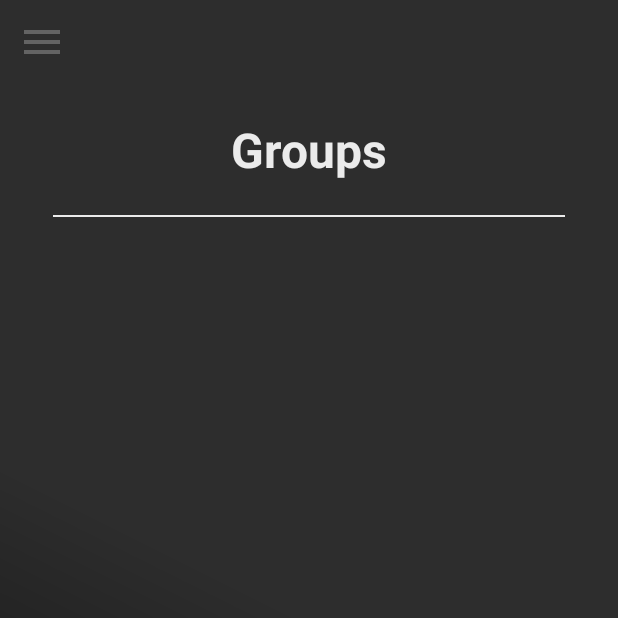
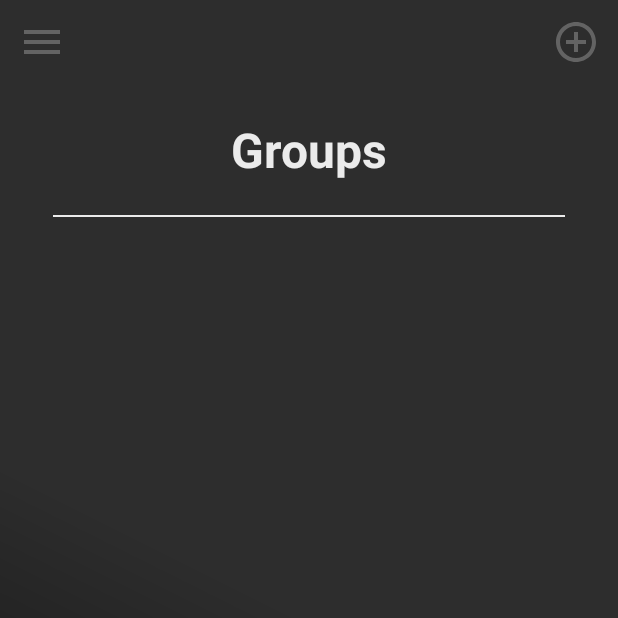
Before and after one commit to OfekHarel/Orion-Conneection-App, an Android app: the Groups screen opened directly, with no data from a screen before it, on a phone screen of 412 x 824 dp, the top half of it. Run offline under Robolectric (Android 15) with nearby library versions, the phone set to English and light mode, and no system bars.

Commit message:
Added new group screen
Signed-off-by: Ofek Harel <ofekizh@gmail.com>

```diff
--- a/OrionApp/app/src/main/AndroidManifest.xml
+++ b/OrionApp/app/src/main/AndroidManifest.xml
@@ -13,7 +13,8 @@
         android:screenOrientation="portrait"
         android:supportsRtl="true"
         android:theme="@style/Theme.OrionApp">
-        <activity android:name=".Offline"></activity>
+        <activity android:name=".AddGroup"></activity>
+        <activity android:name=".Offline" />
         <activity android:name=".PairGroup" />
         <activity android:name=".Add" />
         <activity
--- a/OrionApp/app/src/main/java/com/horizon/OrionConnection/Groups.java
+++ b/OrionApp/app/src/main/java/com/horizon/OrionConnection/Groups.java
@@ -50,4 +50,8 @@ public class Groups extends BaseOrionActivity {
   public void clickGroups(View view) {
     closeDrawer();
   }
+
+  public void clickAddGroup(View view) {
+    redirectActv(this, AddGroup.class);
+  }
 }
--- a/OrionApp/app/src/main/res/layout/activity_groups.xml
+++ b/OrionApp/app/src/main/res/layout/activity_groups.xml
@@ -14,7 +14,7 @@
         android:layout_height="match_parent"
         android:orientation="vertical">
 
-        <include layout="@layout/main_toolbar" />
+        <include layout="@layout/group_toolbar" />
 
         <TextView
             android:paddingVertical="22dp"
--- /dev/null
+++ b/OrionApp/app/src/main/res/layout/group_toolbar.xml
@@ -0,0 +1,31 @@
+<?xml version="1.0" encoding="utf-8"?>
+<LinearLayout xmlns:android="http://schemas.android.com/apk/res/android"
+    android:layout_width="match_parent"
+    android:layout_height="wrap_content"
+    xmlns:tools="http://schemas.android.com/tools"
+    android:orientation="horizontal"
+    android:padding="12dp"
+    android:gravity="center_vertical">
+
+    <ImageView
+        android:layout_width="wrap_content"
+        android:layout_height="wrap_content"
+        android:onClick="clickMenu"
+        android:src="@drawable/ic_menu"/>
+
+    <TextView
+        android:layout_width="0dp"
+        android:layout_height="match_parent"
+        android:layout_weight="1"
+        android:text=""
+        android:textSize="20sp"
+        android:textStyle="bold"
+        android:textAlignment="center"
+        android:textColor="@color/app_white"/>
+
+    <ImageView
+        android:layout_width="wrap_content"
+        android:layout_height="wrap_content"
+        android:onClick="clickAddGroup"
+        android:src="@drawable/ic_add"/>
+</LinearLayout>
```
Also changed, not shown: OrionApp/app/src/main/java/com/horizon/OrionConnection/AddGroup.java (added, +17 -0 lines), OrionApp/app/src/main/res/layout/activity_add_group.xml (added, +91 -0 lines).
